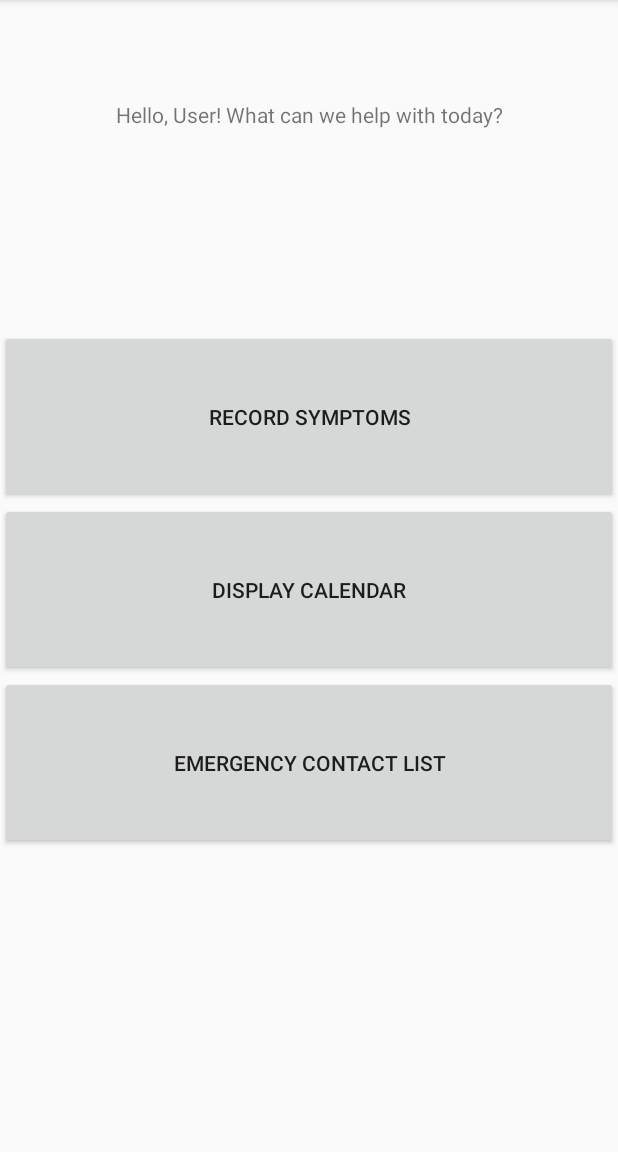
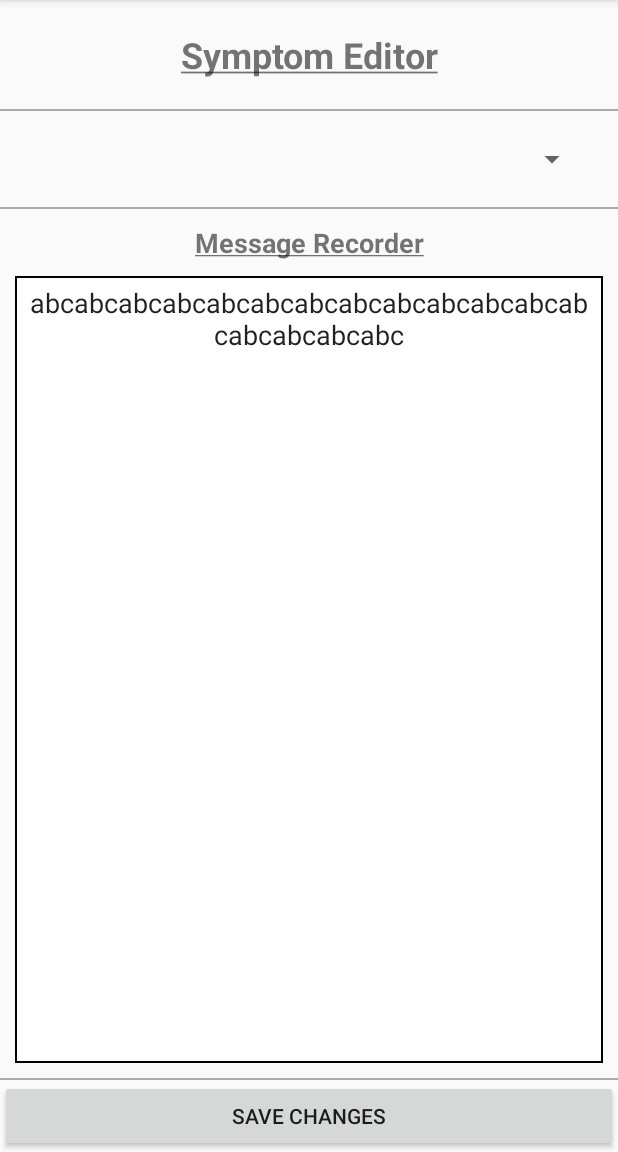
Before and after one commit to rcortese1/symptracker, an Android app: the screen it shows after launch (MainActivity before the commit, RecordSymptom after it), after a tap on "RECORD SYMPTOMS", on a phone screen of 412 x 824 dp, the part 84-1236 px from its top. Run offline under Robolectric (Android 15) with nearby library versions, the phone set to English and light mode, and no system bars.

Commit message:
Created new barebone symptom entry screen

```diff
--- a/app/src/main/AndroidManifest.xml
+++ b/app/src/main/AndroidManifest.xml
@@ -3,6 +3,7 @@
     package="com.example.symptracker">
 
     <uses-permission android:name="android.permission.READ_CONTACTS" />
+
     <application
         android:allowBackup="true"
         android:icon="@mipmap/ic_launcher"
@@ -10,7 +11,8 @@
         android:roundIcon="@mipmap/ic_launcher_round"
         android:supportsRtl="true"
         android:theme="@style/AppTheme">
-        <activity android:name=".SympContact"></activity>
+        <activity android:name=".RecordSymptom"></activity>
+        <activity android:name=".SympContact" />
         <activity android:name=".MainActivity">
             <intent-filter>
                 <action android:name="android.intent.action.MAIN" />
--- a/app/src/main/java/com/example/symptracker/MainActivity.java
+++ b/app/src/main/java/com/example/symptracker/MainActivity.java
@@ -30,9 +30,9 @@ public class MainActivity extends AppCompatActivity {
         recSympBtn.setOnClickListener(new View.OnClickListener() {
             @Override
             public void onClick(View view) {
-                //THESE WILL BE UNCOMMENTED WHEN THEIR SCREENS ARE MADE
-                /*Intent intent = new Intent(getApplicationContext(), SympRecorder.class);
-                startActivity(intent);*/
+
+                Intent intent = new Intent(getApplicationContext(), RecordSymptom.class);
+                startActivity(intent);
             }
         });
 
--- /dev/null
+++ b/app/src/main/java/com/example/symptracker/RecordSymptom.java
@@ -0,0 +1,14 @@
+package com.example.symptracker;
+
+import androidx.appcompat.app.AppCompatActivity;
+
+import android.os.Bundle;
+
+public class RecordSymptom extends AppCompatActivity {
+
+    @Override
+    protected void onCreate(Bundle savedInstanceState) {
+        super.onCreate(savedInstanceState);
+        setContentView(R.layout.activity_record_symptom);
+    }
+}
--- /dev/null
+++ b/app/src/main/res/drawable/back.xml
@@ -0,0 +1,4 @@
+<shape xmlns:android="http://schemas.android.com/apk/res/android" android:shape="rectangle" >
+    <solid android:color="@android:color/white" />
+    <stroke android:width="1dip" android:color="#000000"/>
+</shape>
--- /dev/null
+++ b/app/src/main/res/layout/activity_record_symptom.xml
@@ -0,0 +1,101 @@
+<?xml version="1.0" encoding="utf-8"?>
+<androidx.constraintlayout.widget.ConstraintLayout xmlns:android="http://schemas.android.com/apk/res/android"
+    xmlns:app="http://schemas.android.com/apk/res-auto"
+    xmlns:tools="http://schemas.android.com/tools"
+    android:layout_width="match_parent"
+    android:layout_height="match_parent"
+    tools:context=".RecordSymptom">
+
+    <LinearLayout
+        android:layout_width="match_parent"
+        android:layout_height="match_parent"
+        android:orientation="vertical"
+        app:layout_constraintBottom_toBottomOf="parent"
+        app:layout_constraintEnd_toEndOf="parent"
+        app:layout_constraintStart_toStartOf="parent"
+        app:layout_constraintTop_toTopOf="parent">
+
+        <TextView
+            android:id="@+id/textView3"
+            android:layout_width="match_parent"
+            android:layout_height="wrap_content"
+            android:gravity="center"
+            android:paddingTop="20dp"
+            android:paddingBottom="20dp"
+            android:text="@string/symp_recorder"
+            android:textSize="24sp"
+            android:textStyle="bold" />
+
+        <!-- This is ripped from stack overflow; basically renders a rectangle one pixel high and
+        matches the width of the screen
+        https://stackoverflow.com/questions/5049852/android-drawing-separator-divider-line-in-layout
+        -->
+
+        <View
+            android:layout_width="match_parent"
+            android:layout_height="1dp"
+            android:background="@android:color/darker_gray" />
+
+        <Spinner
+            android:id="@+id/spinner"
+            android:layout_width="match_parent"
+            android:layout_height="wrap_content"
+            android:layout_marginLeft="20dp"
+            android:layout_marginTop="20dp"
+            android:layout_marginRight="20dp"
+            android:layout_marginBottom="20dp" />
+
+        <View
+            android:id="@+id/view"
+            android:layout_width="match_parent"
+            android:layout_height="1dp"
+            android:background="@android:color/darker_gray" />
+
+        <TextView
+            android:id="@+id/textView"
+            android:layout_width="match_parent"
+            android:layout_height="wrap_content"
+            android:gravity="center"
+            android:paddingTop="10dp"
+            android:paddingBottom="10dp"
+            android:text="@string/message_recorder"
+            android:textSize="18sp"
+            android:textStyle="bold" />
+
+        <EditText
+            android:id="@+id/symptomTextEntry"
+            android:layout_width="match_parent"
+            android:layout_height="0dp"
+            android:layout_marginLeft="10dp"
+            android:layout_marginRight="10dp"
+            android:layout_marginBottom="10dp"
+            android:layout_weight="1"
+            android:background="@drawable/back"
+            android:gravity="top"
+            android:hint="@string/moodDesc"
+            android:importantForAutofill="no"
+            android:inputType="textMultiLine|text"
+            android:paddingLeft="10dp"
+            android:paddingTop="5dp"
+            android:paddingRight="10dp"
+            android:paddingBottom="5dp"
+            android:scrollHorizontally="false"
+            android:text="abcabcabcabcabcabcabcabcabcabcabcabcabcabcabcabcabc"
+            android:textAlignment="center"
+            android:textAllCaps="false" />
+
+        <View
+            android:id="@+id/view2"
+            android:layout_width="match_parent"
+            android:layout_height="1dp"
+            android:background="@android:color/darker_gray" />
+
+        <Button
+            android:id="@+id/button"
+            android:layout_width="match_parent"
+            android:layout_height="wrap_content"
+            android:text="@string/save_symptom" />
+
+    </LinearLayout>
+
+</androidx.constraintlayout.widget.ConstraintLayout>
--- a/app/src/main/res/values/strings.xml
+++ b/app/src/main/res/values/strings.xml
@@ -8,4 +8,8 @@
     <string name="add_contact">Add Contact</string>
     <string name="their_name">Their Name</string>
     <string name="their_number">Their Number</string>
+    <string name="symp_recorder"><u>Symptom Editor</u></string>
+    <string name="message_recorder"><u>Message Recorder</u></string>
+    <string name="moodDesc">Type a description of how you\'re feeling here...</string>
+    <string name="save_symptom">Save Changes</string>
 </resources>
```
